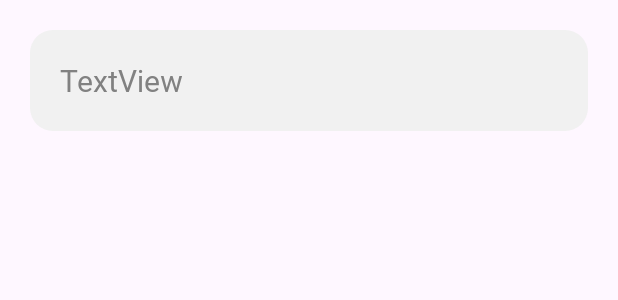
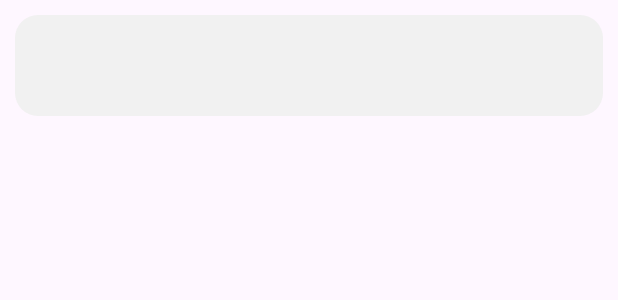
Before and after one commit to donghoony/PlaceList, an Android app: the layout places_row.xml on its own in the app's theme, with its tools: preview values and no code run, on a phone screen of 412 x 824 dp. Shown: the top 300 px of the screen. Run offline under Robolectric (Android 15) with nearby library versions, the phone set to English and light mode, and no system bars.

Commit message:
refactor: Margin 축소

```diff
--- a/app/src/main/res/layout/places_row.xml
+++ b/app/src/main/res/layout/places_row.xml
@@ -1,7 +1,5 @@
 <?xml version="1.0" encoding="utf-8"?>
 <LinearLayout xmlns:android="http://schemas.android.com/apk/res/android"
-    xmlns:tools="http://schemas.android.com/tools"
-    xmlns:app="http://schemas.android.com/apk/res-auto"
     android:layout_width="match_parent"
     android:layout_height="wrap_content"
     android:orientation="vertical">
@@ -10,25 +8,12 @@
         android:id="@+id/nameField"
         android:layout_width="match_parent"
         android:layout_height="wrap_content"
-        android:layout_marginLeft="20dp"
-        android:layout_marginRight="20dp"
-        android:layout_marginTop="20dp"
-        android:layout_marginBottom="20dp"
+        android:layout_margin="10dp"
         android:background="@drawable/textstyle"
         android:padding="20dp"
-        android:text="TextView"
-        android:textSize="20dp"
+        android:textSize="20sp"
         android:textColor="@color/gray3"
         android:fontFamily="@font/nanumsquareroundb" />
 
-    <TextView
-        android:id="@+id/textView2"
-        android:layout_width="match_parent"
-        android:layout_height="wrap_content"
-        android:layout_margin="20dp"
-        android:background="@drawable/textstyle2"
-        android:padding="20dp"
-        android:visibility="gone"
-        android:text="TextView" />
 
 </LinearLayout>
```
